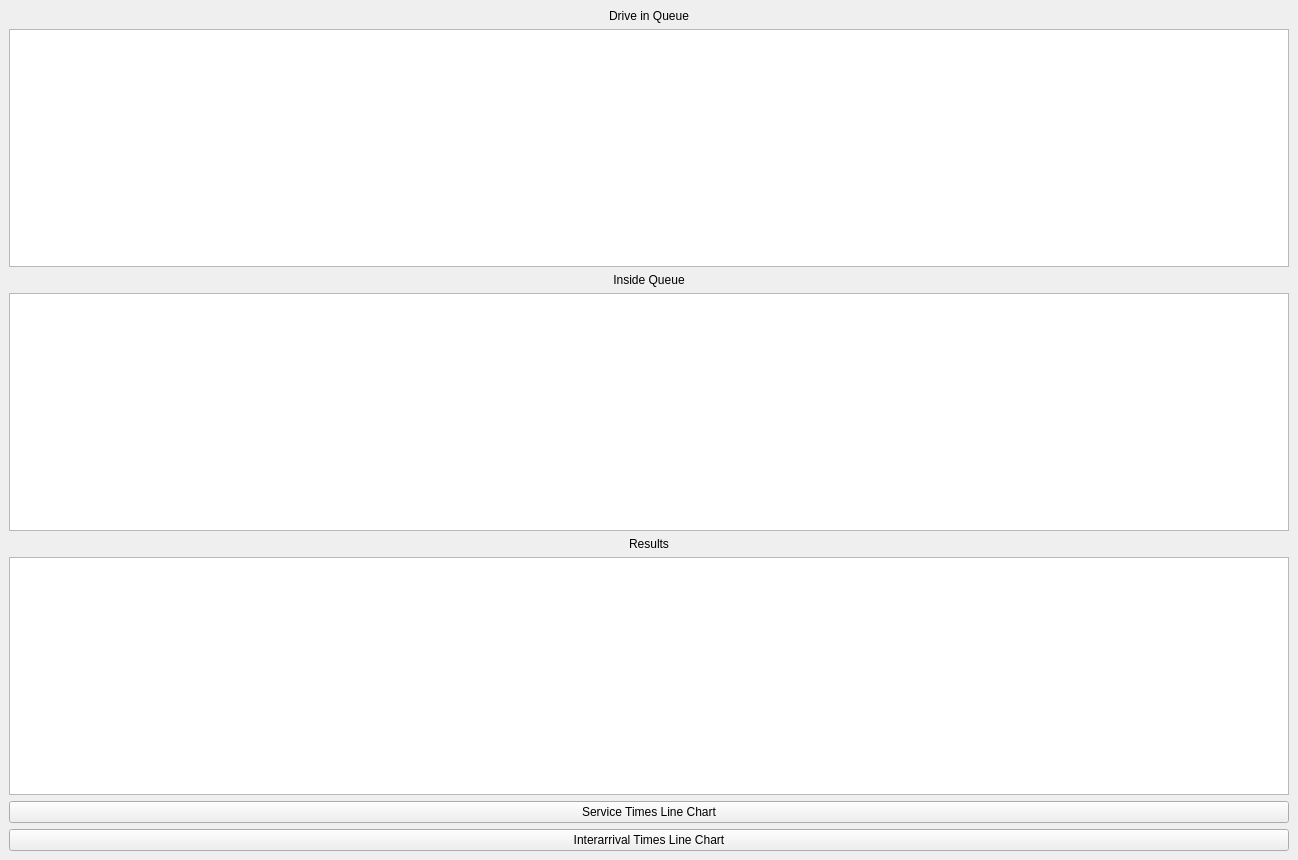
Before: the Qt Designer form runwindow.ui in ragrag/Queue-Simulation-QT, drawn with Qt 5.
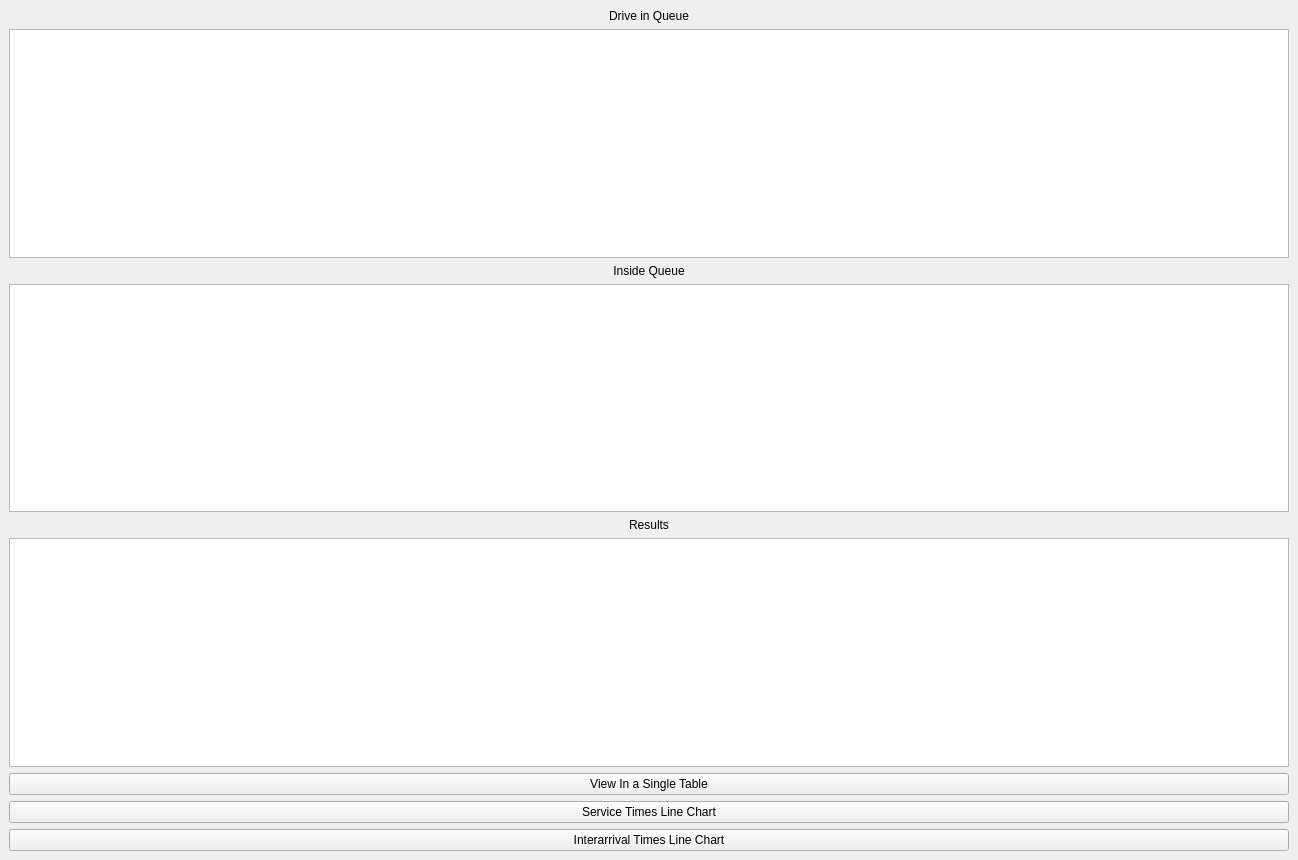
After: the same form once the commit is applied.

Commit message: single table

What changed in the file:
```diff
--- a/runwindow.ui
+++ b/runwindow.ui
@@ -54,6 +54,13 @@
     <item>
      <widget class="QTableWidget" name="resultsTable"/>
     </item>
+    <item>
+     <widget class="QPushButton" name="singleBtn">
+      <property name="text">
+       <string>View In a Single Table</string>
+      </property>
+     </widget>
+    </item>
     <item>
      <layout class="QHBoxLayout" name="horizontalLayout"/>
     </item>
```
The commit also changes 6 other files.
